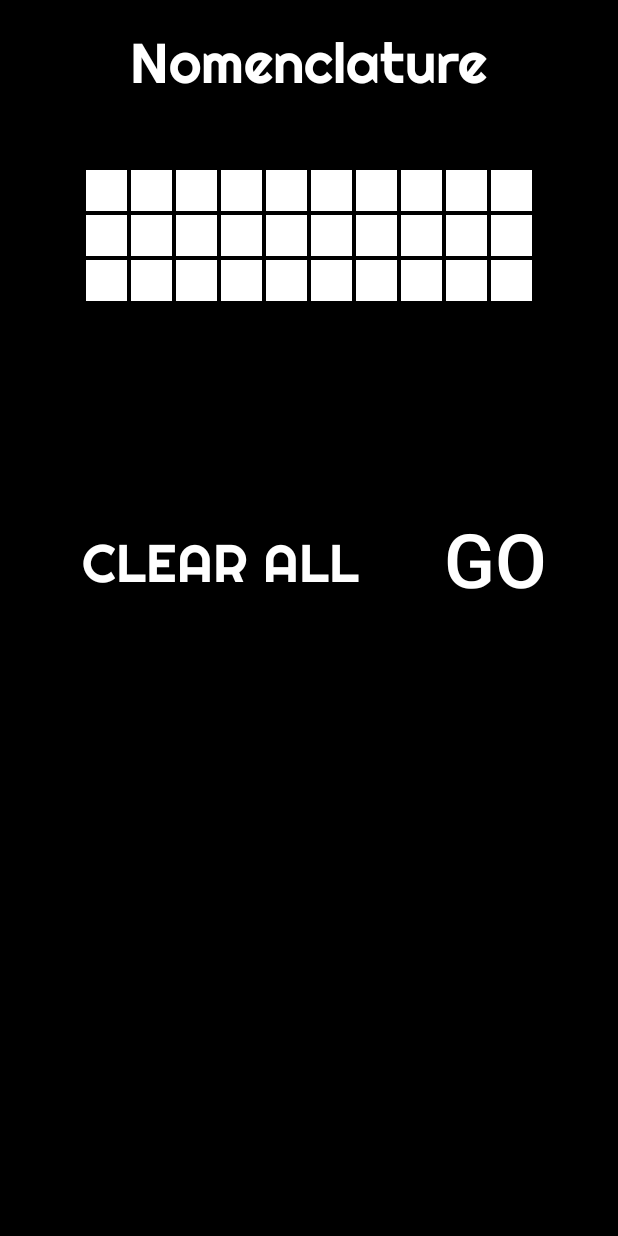
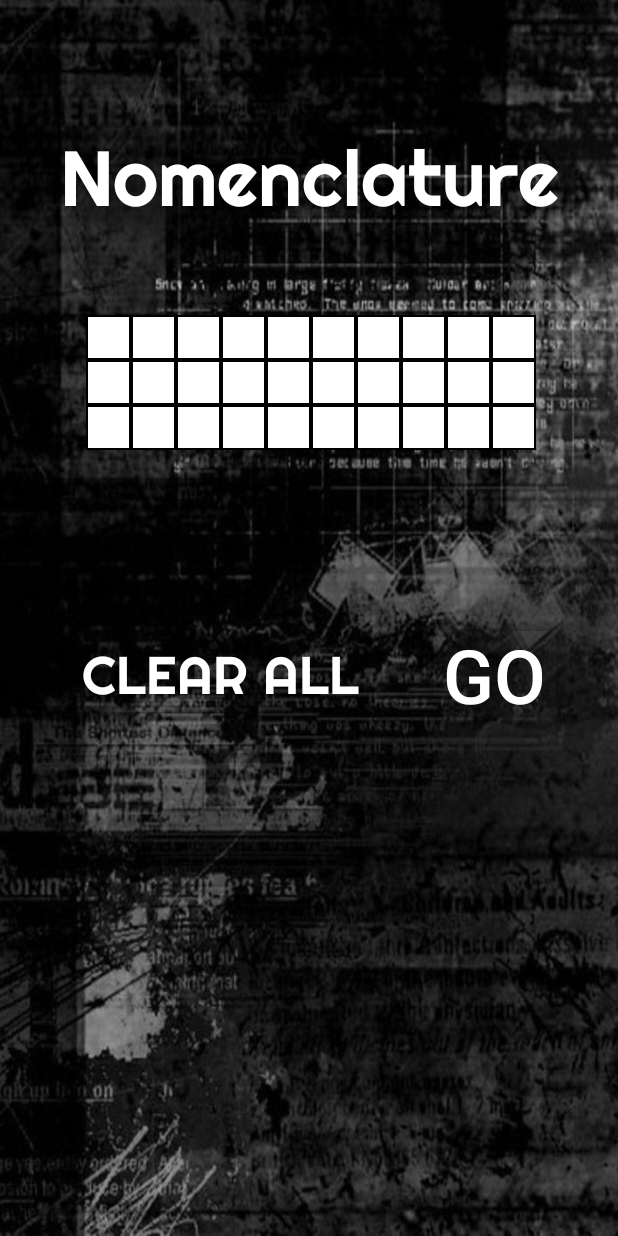
Before and after one commit to IonicNeel/iupac, an Android app: the screen it shows after launch (MainActivity), on a phone screen of 412 x 824 dp. Run offline under Robolectric (Android 15) with nearby library versions, the phone set to English and light mode, and no system bars.

Commit message:
UI changes

```diff
--- a/app/build.gradle
+++ b/app/build.gradle
@@ -32,4 +32,5 @@ dependencies {
     androidTestImplementation 'androidx.test.ext:junit:1.1.1'
     androidTestImplementation 'androidx.test.espresso:espresso-core:3.2.0'
     implementation 'androidx.gridlayout:gridlayout:1.0.0'
+    implementation 'androidx.recyclerview:recyclerview:1.1.0'
 }
--- a/app/src/main/java/com/example/iupactest/MainActivity.java
+++ b/app/src/main/java/com/example/iupactest/MainActivity.java
@@ -2,7 +2,6 @@ package com.example.iupactest;
 
 import androidx.appcompat.app.AppCompatActivity;
 
-import android.inputmethodservice.Keyboard;
 import android.os.Bundle;
 import android.view.View;
 import android.widget.Button;
@@ -262,7 +261,7 @@ public class MainActivity extends AppCompatActivity {
                 }
                 answer.setVisibility(View.VISIBLE);
                 if(error)
-                    answer.setText("ERROR");
+                    answer.setText("ERROR IN CARBON CHAIN");
                 else
                     answer.setText(ans);
             }
--- a/app/src/main/res/layout/activity_main.xml
+++ b/app/src/main/res/layout/activity_main.xml
@@ -4,7 +4,7 @@
     xmlns:tools="http://schemas.android.com/tools"
     android:layout_width="match_parent"
     android:layout_height="match_parent"
-    android:background="@android:color/black"
+    android:background="@drawable/bgfit"
     tools:context=".MainActivity">
 
 
@@ -13,9 +13,10 @@
         android:layout_width="wrap_content"
         android:layout_height="wrap_content"
         android:layout_marginStart="1dp"
-        android:layout_marginTop="112dp"
+        android:layout_marginTop="210dp"
         android:layout_marginEnd="1dp"
         app:layout_constraintEnd_toEndOf="parent"
+        app:layout_constraintHorizontal_bias="0.51"
         app:layout_constraintStart_toStartOf="parent"
         app:layout_constraintTop_toTopOf="parent">
 
@@ -368,10 +369,10 @@
         android:textSize="50dp"
         app:layout_constraintBottom_toBottomOf="parent"
         app:layout_constraintEnd_toEndOf="parent"
-        app:layout_constraintHorizontal_bias="0.882"
+        app:layout_constraintHorizontal_bias="0.88"
         app:layout_constraintStart_toStartOf="parent"
         app:layout_constraintTop_toTopOf="parent"
-        app:layout_constraintVertical_bias="0.448" />
+        app:layout_constraintVertical_bias="0.55" />
 
     <Button
         android:id="@+id/clear"
@@ -388,19 +389,19 @@
         app:layout_constraintHorizontal_bias="0.21"
         app:layout_constraintStart_toStartOf="parent"
         app:layout_constraintTop_toTopOf="parent"
-        app:layout_constraintVertical_bias="0.451" />
+        app:layout_constraintVertical_bias="0.55" />
 
     <TextView
         android:id="@+id/answer"
-        android:layout_width="wrap_content"
-        android:layout_height="wrap_content"
+        android:layout_width="180dp"
+        android:layout_height="68dp"
+        android:backgroundTint="#00FFFFFF"
         android:fontFamily="@font/righteous"
-        android:textSize="30dp"
+        android:text="Answer:-"
+        android:textAlignment="center"
+        android:textColor="@android:color/white"
+        android:textSize="38dp"
         android:visibility="invisible"
-        android:text="Answer:-"
-        android:textColor="@android:color/white"
-        android:backgroundTint="#00FFFFFF"
-        android:textAlignment="center"
         app:layout_constraintBottom_toBottomOf="parent"
         app:layout_constraintEnd_toEndOf="parent"
         app:layout_constraintHorizontal_bias="0.498"
@@ -410,19 +411,19 @@
 
     <TextView
         android:id="@+id/Title"
-        android:layout_width="wrap_content"
-        android:layout_height="wrap_content"
+        android:layout_width="349dp"
+        android:layout_height="107dp"
+        android:clickable="false"
         android:fontFamily="@font/righteous"
         android:text="Nomenclature"
         android:textAlignment="center"
-        android:clickable="false"
         android:textColor="@android:color/white"
-        android:textSize="37dp"
+        android:textSize="52dp"
         app:layout_constraintBottom_toBottomOf="parent"
         app:layout_constraintEnd_toEndOf="parent"
         app:layout_constraintHorizontal_bias="0.497"
         app:layout_constraintStart_toStartOf="parent"
         app:layout_constraintTop_toTopOf="parent"
-        app:layout_constraintVertical_bias="0.023" />
+        app:layout_constraintVertical_bias="0.120000005" />
 
 </androidx.constraintlayout.widget.ConstraintLayout>
--- a/app/src/main/res/layout/activity_splash.xml
+++ b/app/src/main/res/layout/activity_splash.xml
@@ -13,7 +13,7 @@
         android:id="@+id/imageView"
         android:layout_width="250dp"
         android:layout_height="200dp"
-        app:srcCompat="@drawable/logo"
+        app:srcCompat="@drawable/logosmol"
         app:layout_constraintTop_toTopOf="parent"
         android:layout_marginTop="8dp"
         android:layout_marginRight="8dp"
@@ -38,5 +38,5 @@
         app:layout_constraintEnd_toEndOf="parent"
         app:layout_constraintStart_toStartOf="parent"
         app:layout_constraintTop_toTopOf="parent"
-        app:layout_constraintVertical_bias="0.168" />
+        app:layout_constraintVertical_bias="0.120000005" />
 </androidx.constraintlayout.widget.ConstraintLayout>
--- a/app/src/main/res/values/colors.xml
+++ b/app/src/main/res/values/colors.xml
@@ -3,5 +3,5 @@
     <color name="colorPrimary">#6200EE</color>
     <color name="colorPrimaryDark">#3700B3</color>
     <color name="colorAccent">#03DAC5</color>
-    <color name="greybg">#dde1e2</color>
+    <color name="greybg">#edeef0</color>
 </resources>
```
Also changed, not shown: app/src/main/res/drawable/bgfit.jpg (added), app/src/main/res/drawable/logo.jpg (deleted), app/src/main/res/drawable/logosmol.jpg (added), 1 other file.
